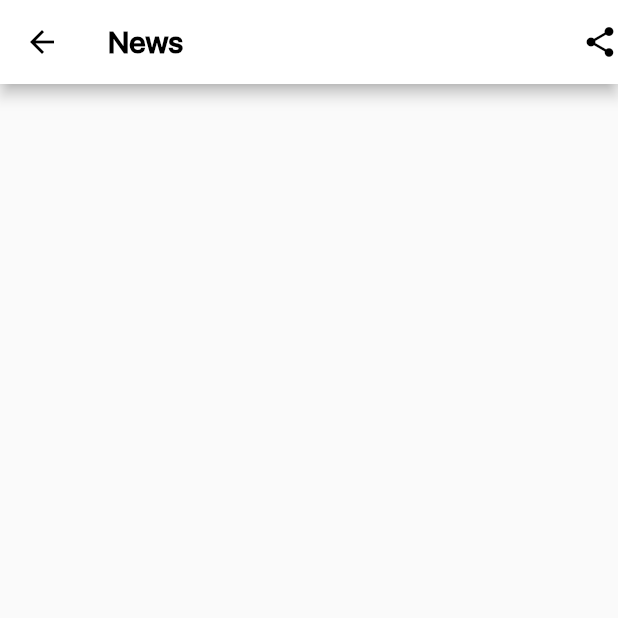
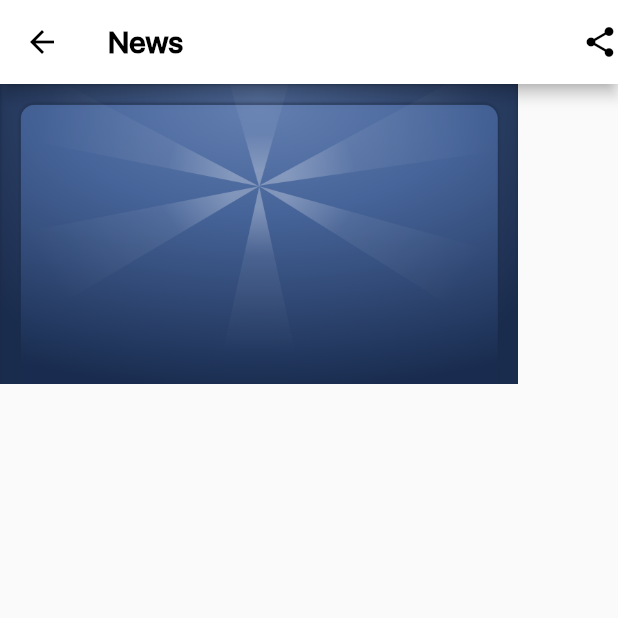
Before and after one commit to anggit97/flutter-tixid-clonning, a Flutter app: the SpotlightDetailScreen screen opened directly, on a phone screen of 412 x 824 dp, the top half of it. Run offline on Flutter 3.47's test engine with Material 2 defaults, Android fonts, the phone set to English and light mode, and no system bars; our stand-ins replace carousel_slider; project files that could hold a hidden picture were left out.

```diff
--- a/lib/views/spotlight_detail_screen.dart
+++ b/lib/views/spotlight_detail_screen.dart
@@ -24,6 +24,15 @@ class _SpotlightDetailScreenState extends State<SpotlightDetailScreen> {
           )
         ],
       ),
+      body: Column(
+        children: <Widget>[
+          Image.asset(
+            "images/bg_my_loyal_tix_detail.png",
+            height: 200,
+            fit: BoxFit.fill,
+          )
+        ],
+      ),
     );
   }
 }
```
Also changed, not shown: 1 other file.
